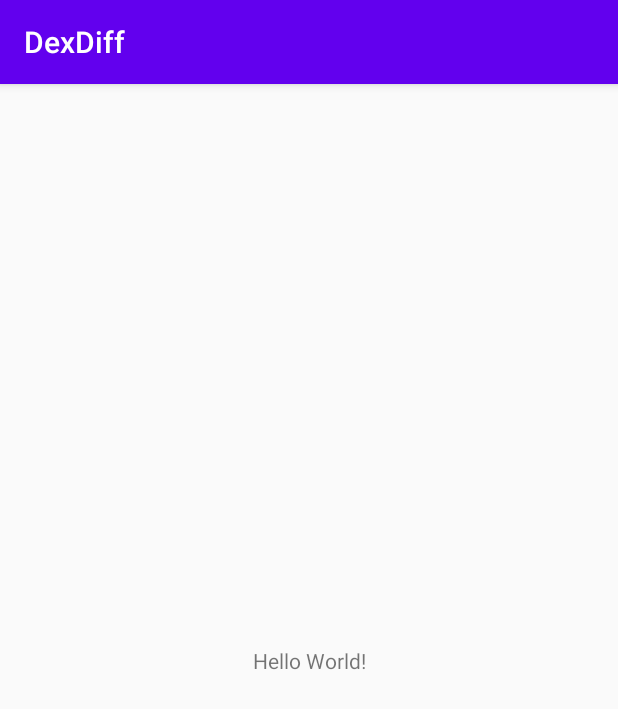
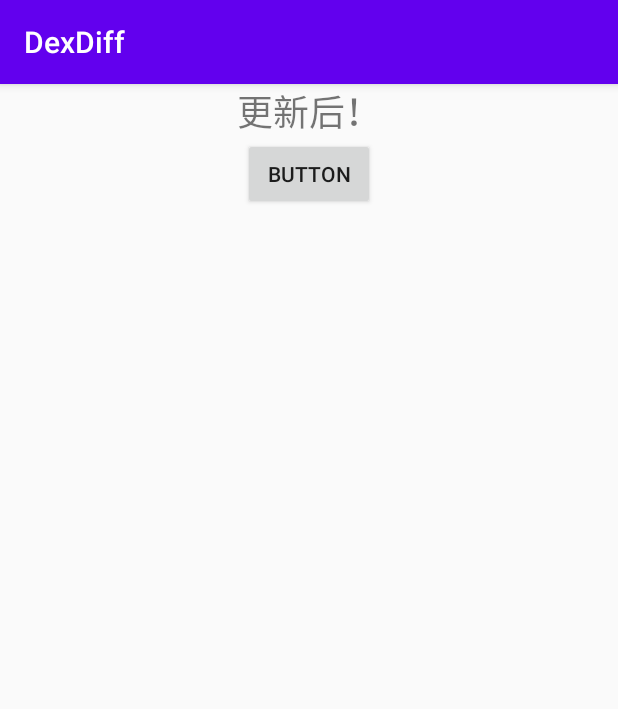
Before and after one commit to 776225930/DexDiff, an Android app: the screen it shows after launch (MainActivity), on a phone screen of 412 x 824 dp. Shown: the top 709 px of the screen. Run offline under Robolectric (Android 15) with nearby library versions, the light colour scheme and no system bars; 1 statement that could not run was skipped.

```diff
--- a/app/build.gradle
+++ b/app/build.gradle
@@ -9,7 +9,7 @@ android {
         minSdkVersion 19
         targetSdkVersion 29
         versionCode 1
-        versionName "1.0"
+        versionName "1.2"
 
         testInstrumentationRunner "androidx.test.runner.AndroidJUnitRunner"
         //打包时哪些平台的so 打包进apk
@@ -35,7 +35,6 @@ android {
     externalNativeBuild {
         cmake {
             path "src/main/cpp/CMakeLists.txt"
-            version "3.10.2"
         }
     }
 }
--- a/app/src/main/AndroidManifest.xml
+++ b/app/src/main/AndroidManifest.xml
@@ -17,5 +17,6 @@
             </intent-filter>
         </activity>
     </application>
+    <uses-permission android:name="android.permission.REQUEST_INSTALL_PACKAGES" />
 
 </manifest>
--- a/app/src/main/res/layout/activity_main.xml
+++ b/app/src/main/res/layout/activity_main.xml
@@ -6,12 +6,23 @@
     android:layout_height="match_parent"
     tools:context=".MainActivity">
 
-    <TextView
-        android:id="@+id/sample_text"
+    <Button
+        android:id="@+id/button"
         android:layout_width="wrap_content"
         android:layout_height="wrap_content"
-        android:text="Hello World!"
-        app:layout_constraintBottom_toBottomOf="parent"
+        android:onClick="diff_update"
+        android:text="Button"
+        app:layout_constraintEnd_toEndOf="parent"
+        app:layout_constraintStart_toStartOf="parent"
+        app:layout_constraintTop_toBottomOf="@+id/textView" />
+
+    <TextView
+        android:id="@+id/textView"
+        android:layout_width="wrap_content"
+        android:layout_height="wrap_content"
+        android:gravity="center"
+        android:text="更新后！"
+        android:textSize="24sp"
         app:layout_constraintLeft_toLeftOf="parent"
         app:layout_constraintRight_toRightOf="parent"
         app:layout_constraintTop_toTopOf="parent" />
```
Also changed, not shown: app/src/main/cpp/CMakeLists.txt (+8 -3 lines), app/src/main/java/com/example/dexdiff/BsPatchUtils.java (added, +22 -0 lines), app/src/main/java/com/example/dexdiff/MainActivity.java (+38 -3 lines), 2 other files.
